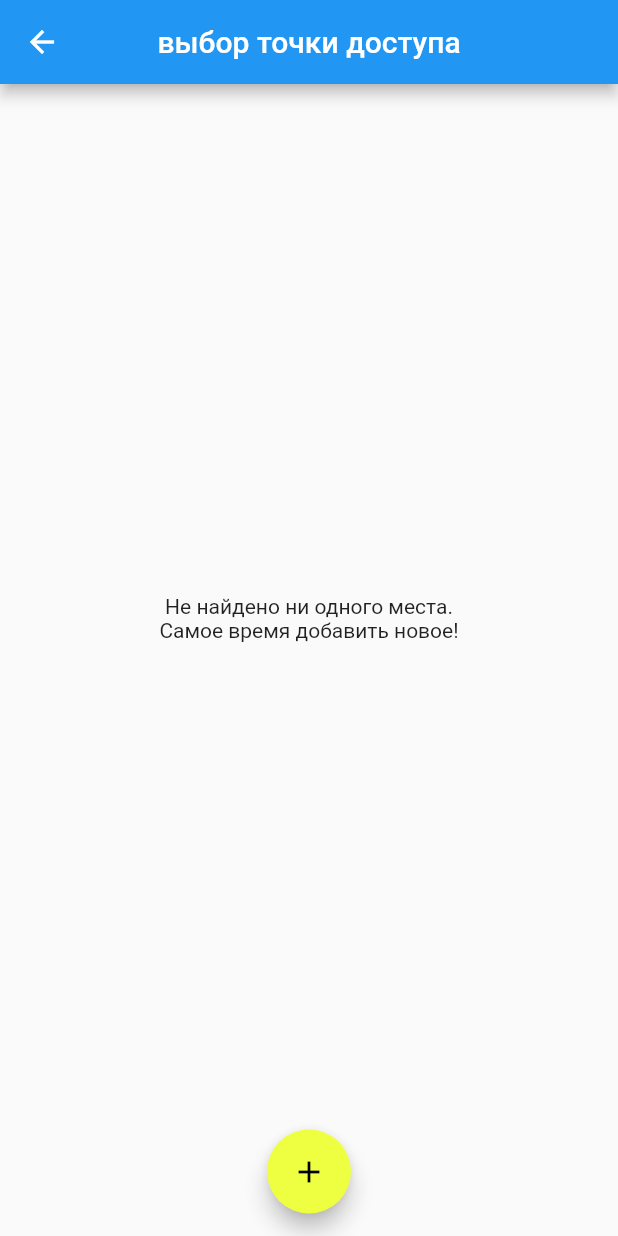
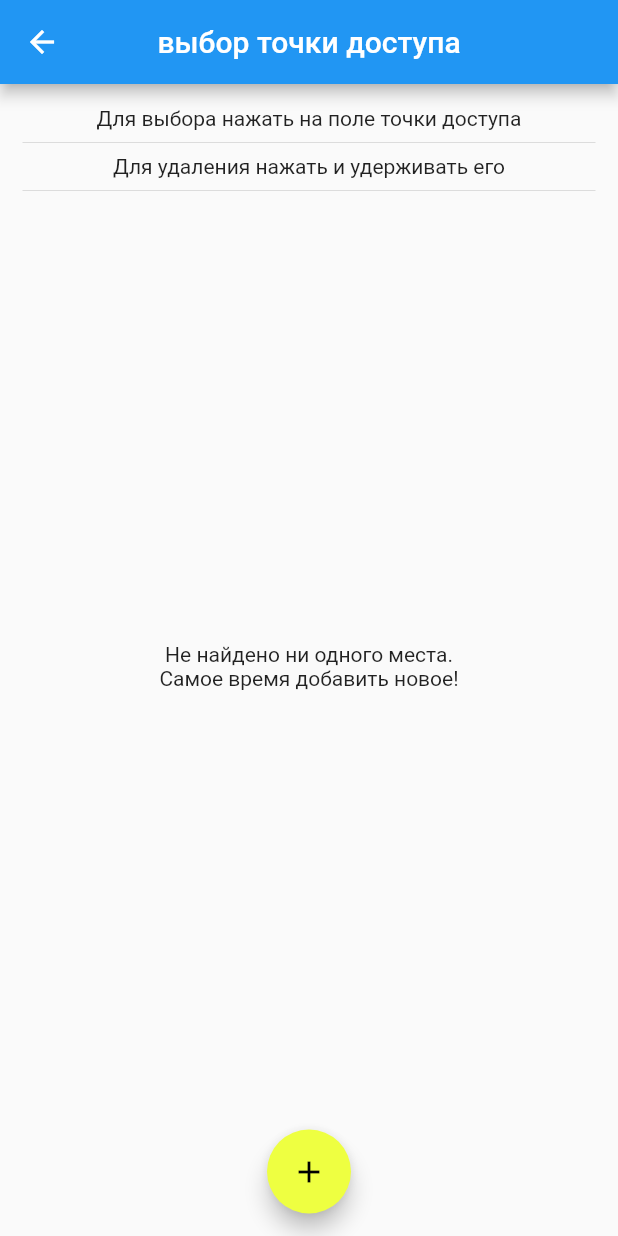
Before and after one commit to Puzikovsa/want_to_go_home, a Flutter app: the screen it shows after launch, after a tap on "Изменить", on a phone screen of 412 x 824 dp. Run offline on Flutter 3.47's test engine with Material 2 defaults, Android fonts, the phone set to English and light mode, and no system bars; our stand-ins replace hive_flutter; accounts and stored records are empty.

```diff
--- /dev/null
+++ b/lib/core/hive_helper.dart
@@ -0,0 +1,11 @@
+import 'package:hive_flutter/hive_flutter.dart';
+
+class HiveHelper{
+  static Future<Box<T>> getDB<T>(String nameBox) async {
+    return await Hive.openBox<T>(nameBox);
+  }
+
+  static void closeDB() {
+    Hive.close();
+  }
+}
--- a/lib/main.dart
+++ b/lib/main.dart
@@ -1,12 +1,16 @@
 import 'package:flutter/material.dart';
+import 'package:hive_flutter/hive_flutter.dart';
 import 'package:provider/provider.dart';
+import 'package:want_to_go_home/models/phone.dart';
 import 'package:want_to_go_home/pages/access_list_page.dart';
 import 'package:want_to_go_home/pages/add_phone_page.dart';
 import 'package:want_to_go_home/pages/editing_phone_page.dart';
 import 'package:want_to_go_home/pages/opening_gate_page.dart';
 import 'models/phone_list.dart';
 
-void main() {
+void main() async{
+  await Hive.initFlutter();
+  Hive.registerAdapter<Phone>(PhoneAdapter());
   runApp(const MyApp());
 }
 
--- a/lib/models/phone.dart
+++ b/lib/models/phone.dart
@@ -1,6 +1,12 @@
+import 'package:hive_flutter/hive_flutter.dart';
+part 'phone.g.dart';
+
+@HiveType(typeId: 0)
 class Phone{
 
+  @HiveField(0)
   final String title;
+  @HiveField(1)
   final String number;
 
   Phone(this.title, this.number);
--- a/lib/models/phone_list.dart
+++ b/lib/models/phone_list.dart
@@ -1,20 +1,23 @@
 import 'package:flutter/material.dart';
-import 'package:shared_preferences/shared_preferences.dart';
+import 'package:want_to_go_home/core/hive_helper.dart';
 import 'package:want_to_go_home/models/phone.dart';
 
 class PhoneList extends ChangeNotifier {
-  final prefList = SharedPreferences.getInstance();
-  final String listKey = 'listKey';
 
-  static final List<Phone> _items = [];
+  static List<Phone> _items = [];
 
   List<Phone> get items {
     return _items;
   }
 
-  void addListPhone(String title, String number) {
+  Future<void> addListPhone(String title, String number) async {
     final newPhone = Phone(title, number);
     _items.add(newPhone);
+    (await HiveHelper.getDB<Phone>('list_access')).add(newPhone);
     notifyListeners();
   }
+  Future<void> fetchAndSetListPhone()async {
+    _items = (await HiveHelper.getDB<Phone>('list_access'))
+        .values.toList();
+  }
 }
--- a/lib/pages/access_list_page.dart
+++ b/lib/pages/access_list_page.dart
@@ -20,8 +20,20 @@ class AccessListPage extends StatelessWidget {
         padding: const EdgeInsets.all(15),
         child: Column(
           children: [
+            const Text('Для выбора нажать на поле точки доступа',
+            textAlign: TextAlign.center,
+            ),
+            const Divider(),
+            const Text('Для удаления нажать и удерживать его',
+            textAlign: TextAlign.center,
+            ),
+            const Divider(),
             Expanded(
-              child: Consumer<PhoneList>(
+              child: FutureBuilder(
+                future: Provider.of<PhoneList>(context, listen: false)
+                    .fetchAndSetListPhone(),
+                builder: (context, snapshot) {
+                  return Consumer<PhoneList>(
                         builder: (context, phoneList, child) =>
                             phoneList.items.isEmpty
                                 ? child!
@@ -33,6 +45,12 @@ class AccessListPage extends StatelessWidget {
                                           .items[index].number),
                                       subtitle: Text(Provider.of<PhoneList>(context)
                                           .items[index].title),
+                                      onTap: () {
+                                        //TODO going to opening_page
+                                      },
+                                      onLongPress: () {
+                                        //TODO delete ListTile
+                                      },
                                       trailing: IconButton(
                                         onPressed: () {
                                           Navigator.pushNamed(
@@ -51,6 +69,8 @@ class AccessListPage extends StatelessWidget {
                             textAlign: TextAlign.center,
                           ),
                         ),
+                      );
+                }
               ),
               ),
             FloatingActionButton(
--- a/pubspec.yaml
+++ b/pubspec.yaml
@@ -31,8 +31,8 @@ dependencies:
   flutter:
     sdk: flutter
   provider: ^6.0.5
-  shared_preferences: ^2.2.1
-
+  hive: ^2.2.3
+  hive_flutter: ^1.1.0
 
   # The following adds the Cupertino Icons font to your application.
   # Use with the CupertinoIcons class for iOS style icons.
@@ -41,6 +41,8 @@ dependencies:
 dev_dependencies:
   flutter_test:
     sdk: flutter
+  hive_generator: ^2.0.1
+  build_runner: ^2.4.6
 
   # The "flutter_lints" package below contains a set of recommended lints to
   # encourage good coding practices. The lint set provided by the package is
```
Also changed, not shown: lib/models/phone.g.dart (added), pubspec.lock, 1 other file. Lines whose indentation alone changed are shown as unchanged.
